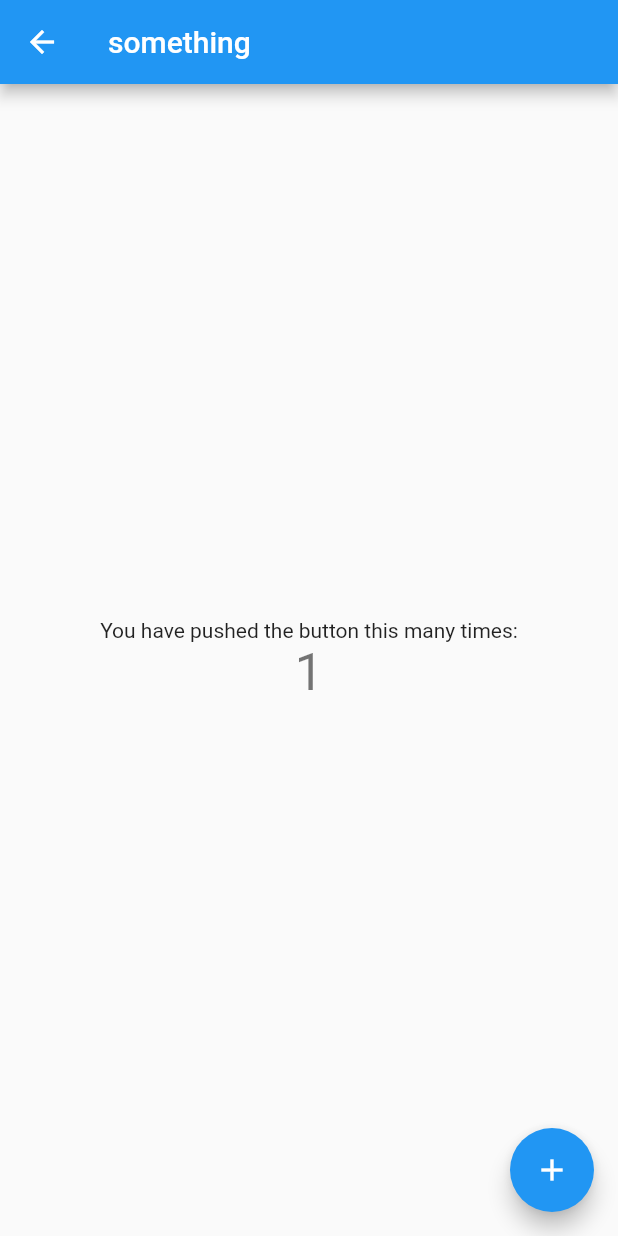
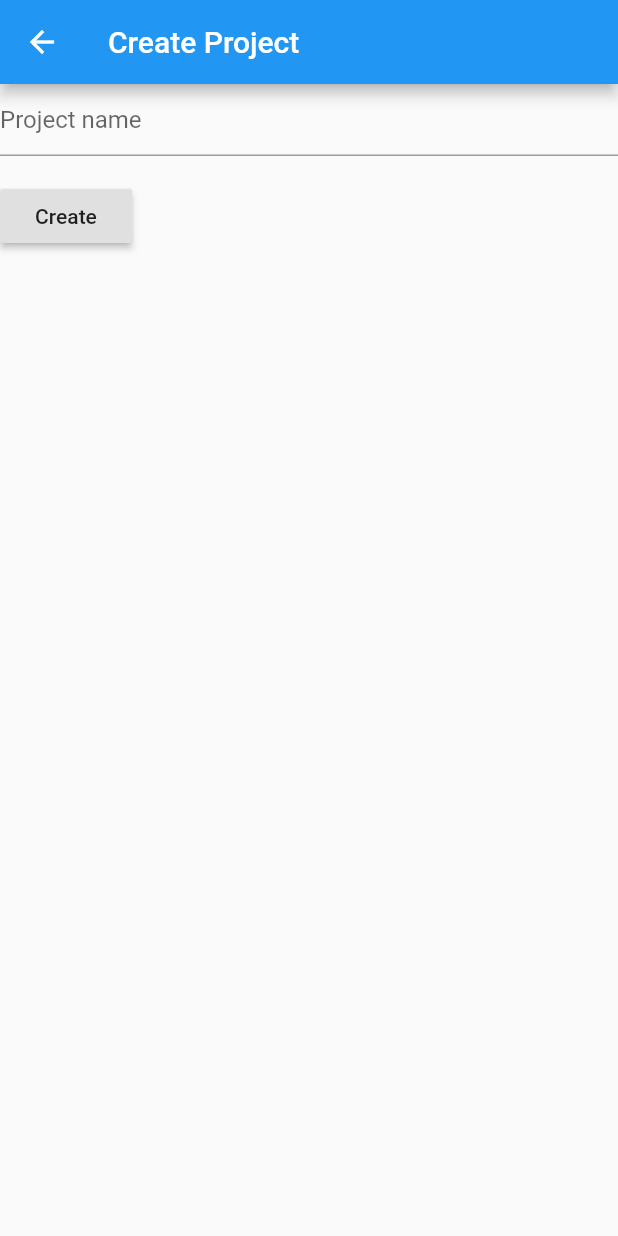
Before and after one commit to leovieira20/till-when-client-flutter, a Flutter app: the MyHomePage screen opened by its route, after a tap on the "add" icon, on a phone screen of 412 x 824 dp. Run offline on Flutter 3.47's test engine with Material 2 defaults, Android fonts, the phone set to English and light mode, and no system bars; our stand-ins replace cloud_firestore, firebase_auth, firebase_core, get_it, google_sign_in; accounts and stored records are empty.

Commit message:
feat: create project

```diff
--- /dev/null
+++ b/till_when/lib/domain/model/project.dart
@@ -0,0 +1,11 @@
+class Project {
+  String name;
+
+  Project({this.name});
+
+  Map<String, String> toJson() {
+    return {
+      "name": name
+    };
+  }
+}
--- /dev/null
+++ b/till_when/lib/domain/repositories/project_repository.dart
@@ -0,0 +1,19 @@
+import 'package:cloud_firestore/cloud_firestore.dart';
+import 'package:till_when/domain/model/project.dart';
+import 'package:till_when/domain/repositories/user_repository.dart';
+
+class ProjectRepository {
+  UserRepository _userRepository;
+
+  ProjectRepository(this._userRepository);
+
+  Future<void> create(Project p) async {
+    var email = _userRepository.getLoggedUserEmail();
+
+    await FirebaseFirestore.instance
+        .collection("users")
+        .doc(email)
+        .collection("projects")
+        .add(p.toJson());
+  }
+}
--- a/till_when/lib/pages/homepage.dart
+++ b/till_when/lib/pages/homepage.dart
@@ -1,4 +1,5 @@
 import 'package:flutter/material.dart';
+import 'package:till_when/pages/project/create_project_page.dart';
 
 class MyHomePage extends StatefulWidget {
   static String routeName = '/homepage';
@@ -12,14 +13,6 @@ class MyHomePage extends StatefulWidget {
 }
 
 class _MyHomePageState extends State<MyHomePage> {
-  int _counter = 0;
-
-  void _incrementCounter() {
-    setState(() {
-      _counter++;
-    });
-  }
-
   @override
   Widget build(BuildContext context) {
     return Scaffold(
@@ -31,20 +24,20 @@ class _MyHomePageState extends State<MyHomePage> {
           mainAxisAlignment: MainAxisAlignment.center,
           children: <Widget>[
             Text(
-              'You have pushed the button this many times:',
-            ),
-            Text(
-              '$_counter',
-              style: Theme.of(context).textTheme.headline4,
+              'Your projects will be here',
             ),
           ],
         ),
       ),
       floatingActionButton: FloatingActionButton(
-        onPressed: _incrementCounter,
-        tooltip: 'Increment',
+        onPressed: _navigateToCreateProject,
+        tooltip: 'Create Project',
         child: Icon(Icons.add),
       ),
     );
   }
+
+  void _navigateToCreateProject() {
+    Navigator.pushNamed(context, CreateProjectPage.routeName);
+  }
 }
--- /dev/null
+++ b/till_when/lib/pages/project/create_project_page.dart
@@ -0,0 +1,58 @@
+import 'package:flutter/material.dart';
+import 'package:till_when/pages/project/create_project_page_vm.dart';
+
+class CreateProjectPage extends StatefulWidget {
+  static String routeName = '/createProject';
+
+  final CreateProjectPageVm vm;
+
+  CreateProjectPage(this.vm);
+
+  @override
+  _CreateProjectPageState createState() => _CreateProjectPageState();
+}
+
+class _CreateProjectPageState extends State<CreateProjectPage> {
+  final _formKey = GlobalKey<FormState>();
+  final _nameController = TextEditingController();
+
+  @override
+  Widget build(BuildContext context) {
+    return Scaffold(
+      appBar: AppBar(title: Text("Create Project"),),
+      body: Form(
+        key: _formKey,
+        child: Column(
+          crossAxisAlignment: CrossAxisAlignment.start,
+          children: <Widget>[
+            TextFormField(
+              controller: _nameController,
+              decoration: const InputDecoration(
+                hintText: 'Project name',
+              ),
+              validator: (value) {
+                if (value.isEmpty) {
+                  return 'Please enter some text';
+                }
+                return null;
+              },
+            ),
+            Padding(
+              padding: const EdgeInsets.symmetric(vertical: 16.0),
+              child: RaisedButton(
+                onPressed: () {
+                  if (_formKey.currentState.validate()) {
+                    var name = _nameController.text;
+
+                    widget.vm.createProject(name);
+                  }
+                },
+                child: Text('Create'),
+              ),
+            ),
+          ],
+        ),
+      ),
+    );
+  }
+}
--- /dev/null
+++ b/till_when/lib/pages/project/create_project_page_vm.dart
@@ -0,0 +1,14 @@
+import 'package:till_when/domain/model/project.dart';
+import 'package:till_when/domain/repositories/project_repository.dart';
+
+class CreateProjectPageVm {
+  ProjectRepository repository;
+
+  CreateProjectPageVm(this.repository);
+
+  Future<void> createProject(String name) async {
+    var project = Project(name: name);
+
+    await repository.create(project);
+  }
+}
--- a/till_when/lib/router.dart
+++ b/till_when/lib/router.dart
@@ -1,11 +1,13 @@
 import 'package:flutter/material.dart';
 import 'package:till_when/ioc.dart';
 import 'package:till_when/pages/homepage.dart';
+import 'package:till_when/pages/project/create_project_page.dart';
 import 'package:till_when/pages/sign_in_page.dart';
 
 Map<String, WidgetBuilder> getRoutes() {
   return {
     MyHomePage.routeName: (context) => ioc<MyHomePage>(),
     SignInPage.routeName: (context) => ioc<SignInPage>(),
+    CreateProjectPage.routeName: (context) => ioc<CreateProjectPage>(),
   };
 }
--- a/till_when/pubspec.yaml
+++ b/till_when/pubspec.yaml
@@ -17,6 +17,7 @@ dependencies:
   get_it: 4.0.4
   firebase_core: 0.5.0
   firebase_auth: 0.18.0+1
+  cloud_firestore: 0.14.0+2
   google_sign_in: 4.5.1
 
 dev_dependencies:
```
Also changed, not shown: till_when/lib/domain/repositories/user_repository.dart (added, +7 -0 lines), till_when/lib/ioc.dart (+10 -0 lines), till_when/pubspec.lock, 3 other files.
